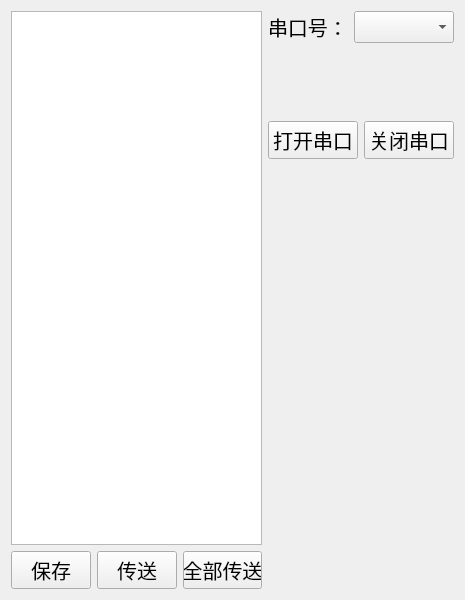
The window that stethoscope.ui (kwenzheng/Stethoscope) describes before a commit, drawn with Qt 5.
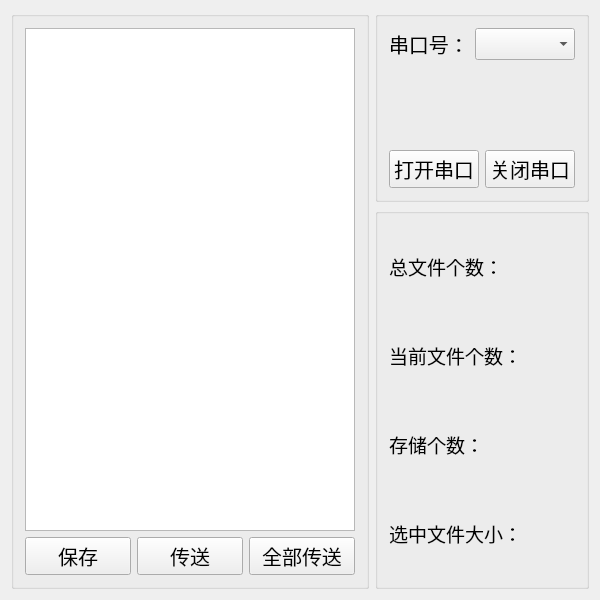
The same window after the commit.

Commit message: add transport,all transport,display filename

The edit to the form file:
```diff
--- a/stethoscope.ui
+++ b/stethoscope.ui
@@ -6,27 +6,35 @@
    <rect>
     <x>0</x>
     <y>0</y>
-    <width>465</width>
+    <width>600</width>
     <height>600</height>
    </rect>
   </property>
   <property name="minimumSize">
    <size>
-    <width>400</width>
+    <width>600</width>
     <height>600</height>
    </size>
   </property>
   <property name="maximumSize">
    <size>
-    <width>465</width>
+    <width>600</width>
     <height>600</height>
    </size>
   </property>
   <property name="windowTitle">
    <string>Stethoscope</string>
   </property>
-  <layout class="QHBoxLayout" name="horizontalLayout_4">
+  <layout class="QHBoxLayout" name="horizontalLayout_9">
    <item>
+    <layout class="QHBoxLayout" name="horizontalLayout_8" stretch="2,1">
+     <item>
+      <widget class="QGroupBox" name="groupBox">
+       <property name="title">
+        <string/>
+       </property>
+       <layout class="QGridLayout" name="gridLayout">
+        <item row="0" column="0">
     <layout class="QVBoxLayout" name="verticalLayout_2">
      <item>
       <widget class="QListWidget" name="listWidget">
@@ -79,8 +87,17 @@
      </item>
     </layout>
    </item>
+       </layout>
+      </widget>
+     </item>
    <item>
-    <layout class="QVBoxLayout" name="verticalLayout" stretch="1,1,1,6">
+      <layout class="QVBoxLayout" name="verticalLayout_4" stretch="1,2">
+       <item>
+        <widget class="QGroupBox" name="groupBox_3">
+         <property name="title">
+          <string/>
+         </property>
+         <layout class="QVBoxLayout" name="verticalLayout">
      <item>
       <layout class="QHBoxLayout" name="horizontalLayout">
        <item>
@@ -113,8 +130,8 @@
        </property>
        <property name="sizeHint" stdset="0">
         <size>
-         <width>20</width>
-         <height>40</height>
+              <width>182</width>
+              <height>98</height>
         </size>
        </property>
       </spacer>
@@ -147,18 +164,97 @@
        </item>
       </layout>
      </item>
+         </layout>
+        </widget>
+       </item>
      <item>
-      <spacer name="verticalSpacer_2">
-       <property name="orientation">
-        <enum>Qt::Vertical</enum>
-       </property>
-       <property name="sizeHint" stdset="0">
-        <size>
-         <width>20</width>
-         <height>40</height>
-        </size>
-       </property>
-      </spacer>
+        <widget class="QGroupBox" name="groupBox_2">
+         <property name="font">
+          <font>
+           <family>Arial</family>
+           <pointsize>14</pointsize>
+          </font>
+         </property>
+         <property name="title">
+          <string/>
+         </property>
+         <layout class="QVBoxLayout" name="verticalLayout_3">
+          <item>
+           <layout class="QHBoxLayout" name="horizontalLayout_4" stretch="1,2">
+            <item>
+             <widget class="QLabel" name="label_2">
+              <property name="text">
+               <string>总文件个数：</string>
+              </property>
+             </widget>
+            </item>
+            <item>
+             <widget class="QLabel" name="all_file_num_label">
+              <property name="text">
+               <string/>
+              </property>
+             </widget>
+            </item>
+           </layout>
+          </item>
+          <item>
+           <layout class="QHBoxLayout" name="horizontalLayout_5" stretch="1,2">
+            <item>
+             <widget class="QLabel" name="label_4">
+              <property name="text">
+               <string>当前文件个数：</string>
+              </property>
+             </widget>
+            </item>
+            <item>
+             <widget class="QLabel" name="current_file_num_label">
+              <property name="text">
+               <string/>
+              </property>
+             </widget>
+            </item>
+           </layout>
+          </item>
+          <item>
+           <layout class="QHBoxLayout" name="horizontalLayout_7">
+            <item>
+             <widget class="QLabel" name="label_3">
+              <property name="text">
+               <string>存储个数：</string>
+              </property>
+             </widget>
+            </item>
+            <item>
+             <widget class="QLabel" name="save_number_label">
+              <property name="text">
+               <string/>
+              </property>
+             </widget>
+            </item>
+           </layout>
+          </item>
+          <item>
+           <layout class="QHBoxLayout" name="horizontalLayout_6">
+            <item>
+             <widget class="QLabel" name="label_6">
+              <property name="text">
+               <string>选中文件大小：</string>
+              </property>
+             </widget>
+            </item>
+            <item>
+             <widget class="QLabel" name="file_size_label">
+              <property name="text">
+               <string/>
+              </property>
+             </widget>
+            </item>
+           </layout>
+          </item>
+         </layout>
+        </widget>
+       </item>
+      </layout>
      </item>
     </layout>
    </item>
```
Lines whose indentation alone changed are shown as unchanged. The commit also changes 2 other files.
